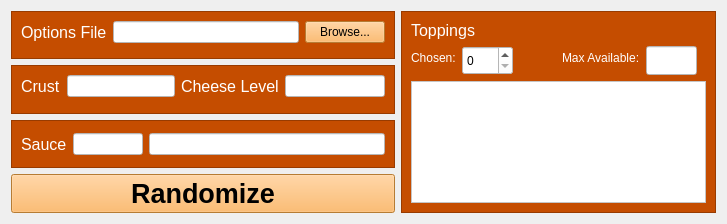
Above: ui/ui.ui from bbrady1992/RandomPizza before the change. Below: the same form after it.
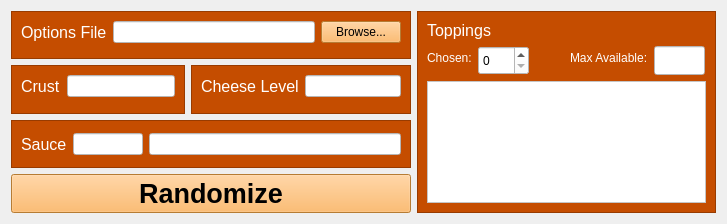
That is the form after the change. Icons and pictures are not drawn.

Commit message: Separated crust and cheese level into separate frames

Diff of the .ui file:
```diff
--- a/ui/ui.ui
+++ b/ui/ui.ui
@@ -19,7 +19,7 @@
   <property name="maximumSize">
    <size>
     <width>727</width>
-    <height>224</height>
+    <height>500</height>
    </size>
   </property>
   <property name="windowTitle">
@@ -35,13 +35,17 @@
   color: rgb(255, 255, 255);
 }</string>
   </property>
-  <layout class="QHBoxLayout" name="horizontalLayout_7">
-   <item>
+  <layout class="QGridLayout" name="gridLayout_5">
+   <item row="0" column="0">
     <layout class="QHBoxLayout" name="horizontalLayout_2"/>
    </item>
-   <item>
+   <item row="0" column="1">
     <layout class="QHBoxLayout" name="horizontalLayout_3"/>
    </item>
+   <item row="0" column="2">
+    <layout class="QHBoxLayout" name="horizontalLayout_7">
+     <item>
+      <layout class="QVBoxLayout" name="verticalLayout_2">
    <item>
     <layout class="QVBoxLayout" name="verticalLayout">
      <item>
@@ -101,20 +105,20 @@
       </widget>
      </item>
      <item>
-      <widget class="QFrame" name="frame_3">
-       <property name="styleSheet">
-        <string notr="true">background-color: rgb(197, 77, 0);</string>
-       </property>
-       <property name="frameShape">
-        <enum>QFrame::StyledPanel</enum>
-       </property>
-       <property name="frameShadow">
-        <enum>QFrame::Raised</enum>
-       </property>
-       <layout class="QGridLayout" name="gridLayout">
-        <item row="0" column="0">
          <layout class="QHBoxLayout" name="horizontalLayout_6">
           <item>
+            <widget class="QFrame" name="frame_4">
+             <property name="styleSheet">
+              <string notr="true">background-color: rgb(197, 77, 0);</string>
+             </property>
+             <property name="frameShape">
+              <enum>QFrame::StyledPanel</enum>
+             </property>
+             <property name="frameShadow">
+              <enum>QFrame::Raised</enum>
+             </property>
+             <layout class="QGridLayout" name="gridLayout">
+              <item row="0" column="0">
            <layout class="QFormLayout" name="formLayout_5">
             <item row="0" column="0">
              <widget class="QLabel" name="label">
@@ -146,7 +150,28 @@
             </item>
            </layout>
           </item>
+             </layout>
+            </widget>
+           </item>
           <item>
+            <widget class="QFrame" name="frame_3">
+             <property name="maximumSize">
+              <size>
+               <width>220</width>
+               <height>16777215</height>
+              </size>
+             </property>
+             <property name="styleSheet">
+              <string notr="true">background-color: rgb(197, 77, 0);</string>
+             </property>
+             <property name="frameShape">
+              <enum>QFrame::StyledPanel</enum>
+             </property>
+             <property name="frameShadow">
+              <enum>QFrame::Raised</enum>
+             </property>
+             <layout class="QGridLayout" name="gridLayout_4">
+              <item row="0" column="0">
            <layout class="QFormLayout" name="formLayout_4">
             <item row="0" column="0">
              <widget class="QLabel" name="label_2">
@@ -183,9 +208,9 @@
            </layout>
           </item>
          </layout>
-        </item>
-       </layout>
-      </widget>
+            </widget>
+           </item>
+          </layout>
      </item>
      <item>
       <widget class="QFrame" name="frame_5">
@@ -261,6 +286,8 @@
        </layout>
       </widget>
      </item>
+        </layout>
+       </item>
      <item>
       <widget class="QPushButton" name="randomizeButton">
        <property name="font">
@@ -420,8 +447,12 @@
     </widget>
    </item>
   </layout>
+   </item>
+  </layout>
   <zorder>frame_2</zorder>
   <zorder></zorder>
+  <zorder>frame_5</zorder>
+  <zorder>frame_4</zorder>
  </widget>
  <resources/>
  <connections/>
```
Lines whose indentation alone changed are shown as unchanged. The commit also changes 1 other file.
